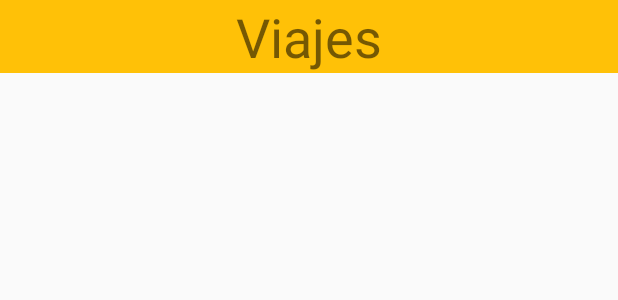
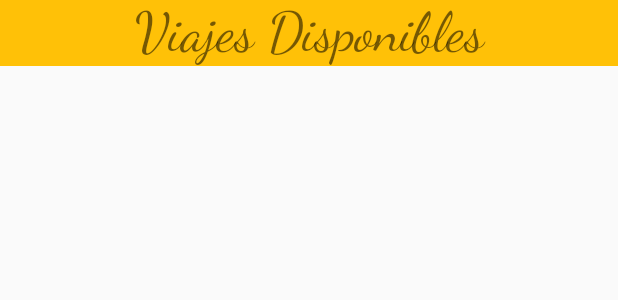
Before and after one commit to rabiixx/Universicar, an Android app: the layout activity_lista_viajes.xml on its own in the app's theme, with its tools: preview values and no code run, on a phone screen of 412 x 824 dp. Shown: the top 300 px of the screen. Run offline under Robolectric (Android 15) with nearby library versions, the phone set to English and light mode, and no system bars.

Commit message:
custom adapter lista viajes
Layout lista_viajes no se muestra correcrtamente

```diff
--- a/universicar/app/src/main/res/layout/activity_lista_viajes.xml
+++ b/universicar/app/src/main/res/layout/activity_lista_viajes.xml
@@ -2,8 +2,8 @@
 <LinearLayout xmlns:android="http://schemas.android.com/apk/res/android"
     xmlns:app="http://schemas.android.com/apk/res-auto"
     xmlns:tools="http://schemas.android.com/tools"
-    android:layout_width="match_parent"
-    android:layout_height="match_parent"
+    android:layout_width="fill_parent"
+    android:layout_height="fill_parent"
     android:orientation="vertical"
     tools:context=".ListaViajes">
 
@@ -11,22 +11,16 @@
         android:id="@+id/Viajes"
         android:layout_width="match_parent"
         android:layout_height="wrap_content"
-        android:text="@string/lista_viajes"
         android:background="@color/red"
+        android:fontFamily="cursive"
+        android:text="@string/viajes_disponibles"
         android:textAlignment="center"
         android:textSize="36sp" />
 
-    <LinearLayout
-        android:orientation="horizontal"
-        android:layout_width="fill_parent"
-        android:layout_height="fill_parent"
-        android:padding="10dp">
 
-        <ListView
-            android:id="@+id/travelList"
-            android:layout_width="match_parent"
-            android:layout_height="wrap_content" />
-
-    </LinearLayout>
+    <ListView
+        android:id="@+id/travelList"
+        android:layout_width="match_parent"
+        android:layout_height="wrap_content" />
 
 </LinearLayout>
--- a/universicar/app/src/main/res/values/strings.xml
+++ b/universicar/app/src/main/res/values/strings.xml
@@ -35,4 +35,5 @@
     <string name="precio">Precio</string>
     <string name="numero_asientos">Numero Asientos</string>
     <string name="lista_viajes">Viajes</string>
+    <string name="viajes_disponibles">Viajes Disponibles</string>
 </resources>
```
Also changed, not shown: universicar/app/src/main/java/com/example/intento2/CustomAdapter.java (added, +36 -0 lines), universicar/app/src/main/java/com/example/intento2/ListaViajes.java (+13 -11 lines), universicar/app/src/main/res/drawable/ic_account_circle_black_24dp.xml (added, +9 -0 lines), universicar/app/src/main/res/drawable/ic_keyboard_backspace_black_24dp.xml (added, +9 -0 lines), universicar/app/src/main/res/layout/adapter_view.xml (+26 -6 lines).
